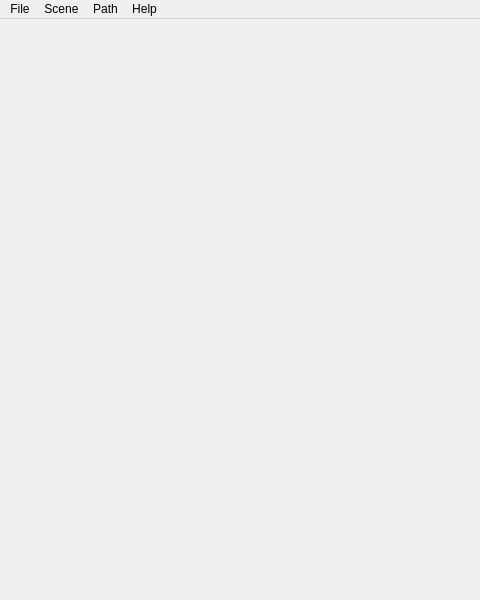
This is hiveground/hg_apps/hg_inspector_arm/src/inspector_arm.ui in cuixiongyi/hiveground-ros-pkg as Qt 5 draws it before an edit; both pictures show x 0 to 480 and y 0 to 600 of the 800 by 600 pixel window. The edited form follows.
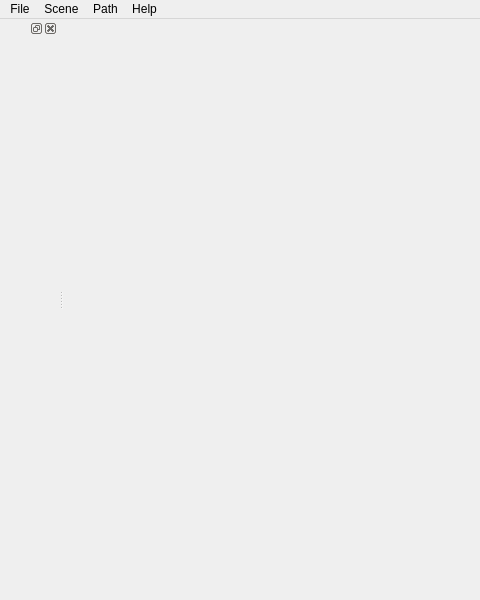
This is the edited form.

The edit to the form file:
```diff
--- a/hiveground/hg_apps/hg_inspector_arm/src/inspector_arm.ui
+++ b/hiveground/hg_apps/hg_inspector_arm/src/inspector_arm.ui
@@ -58,6 +58,12 @@
    <addaction name="menuHelp"/>
   </widget>
   <widget class="QStatusBar" name="statusbar"/>
+  <widget class="QDockWidget" name="propertyDock">
+   <attribute name="dockWidgetArea">
+    <number>1</number>
+   </attribute>
+   <widget class="QWidget" name="dockWidgetContents"/>
+  </widget>
   <action name="actionNew">
    <property name="text">
     <string>New</string>
```
Left out of the diff: 19 changed lines with no effect on the pictures.
